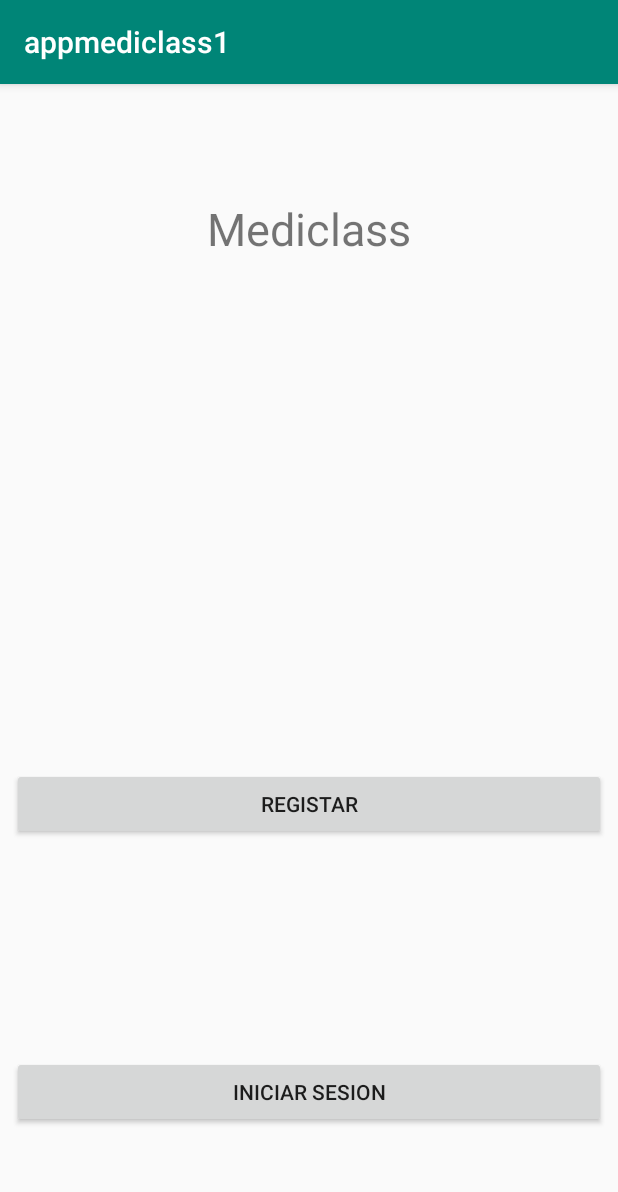
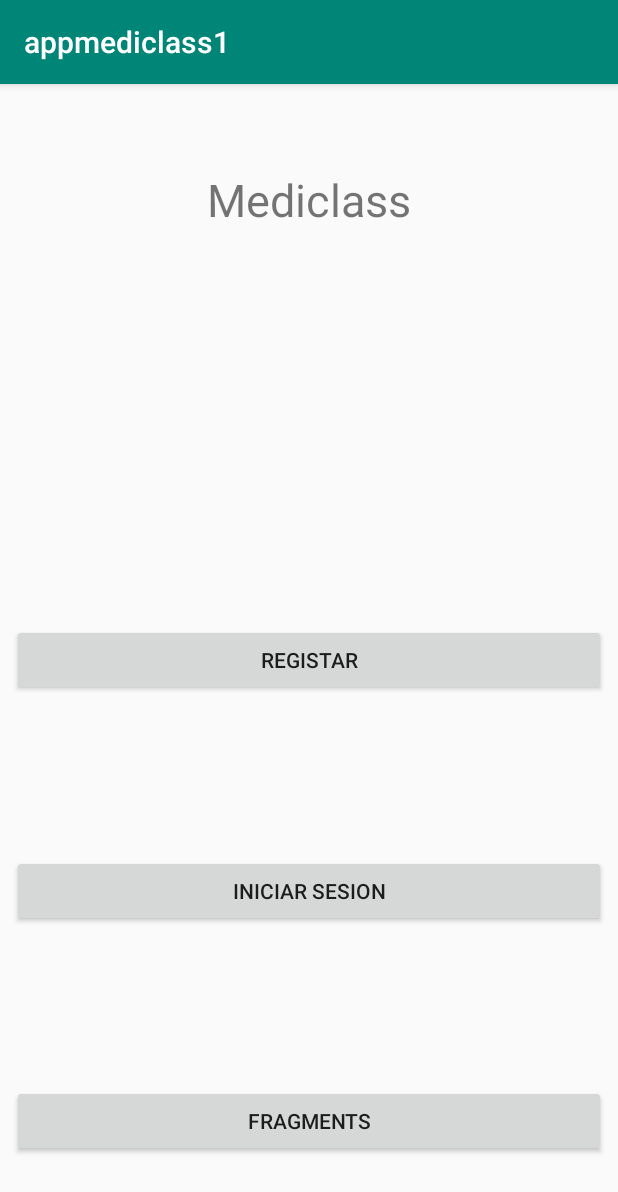
Before and after one commit to seObando19/appmediclass1, an Android app: the screen it shows after launch (MainActivity), on a phone screen of 412 x 824 dp. Shown: the top 1192 px of the screen. Run offline under Robolectric (Android 15) with nearby library versions, the phone set to English and light mode, and no system bars.

Commit message:
procesos completos de las actividades: falta +land +fragments +historial del recycler y cardview

```diff
--- a/app/build.gradle
+++ b/app/build.gradle
@@ -28,7 +28,10 @@ dependencies {
     implementation 'com.google.firebase:firebase-messaging:17.6.0'
     implementation 'com.google.firebase:firebase-auth:16.2.1'
     implementation 'com.google.firebase:firebase-firestore:18.2.0'
+    implementation 'com.android.support:recyclerview-v7:28.0.0'
+
 
     androidTestImplementation 'com.android.support.test.espresso:espresso-core:3.0.2'
+    implementation 'com.android.support:recyclerview-v7:28.0.0'
 }
 apply plugin: 'com.google.gms.google-services'
--- a/app/src/main/java/com/example/appmediclass1/MainActivity.java
+++ b/app/src/main/java/com/example/appmediclass1/MainActivity.java
@@ -22,4 +22,9 @@ public class MainActivity extends AppCompatActivity {
         Intent intent=new Intent(MainActivity.this, Activity_ingresar.class);
         startActivity(intent);
     }
+
+    public void fragment(View view) {
+        Intent intent=new Intent(MainActivity.this,Activity_fragments.class);
+        startActivity(intent);
+    }
 }
--- a/app/src/main/res/layout/activity_main.xml
+++ b/app/src/main/res/layout/activity_main.xml
@@ -80,7 +80,7 @@
         android:layout_height="wrap_content"
         android:orientation="horizontal"
         app:layout_constraintGuide_begin="20dp"
-        app:layout_constraintGuide_percent="0.25"
+        app:layout_constraintGuide_percent="0.2"
         />
     <android.support.constraint.Guideline
         android:id="@+id/guideline3"
@@ -88,7 +88,7 @@
         android:layout_height="wrap_content"
         android:orientation="horizontal"
         app:layout_constraintGuide_begin="20dp"
-        app:layout_constraintGuide_percent="0.50"
+        app:layout_constraintGuide_percent="0.4"
         />
 
     <android.support.constraint.Guideline
@@ -97,9 +97,17 @@
         android:layout_height="wrap_content"
         android:orientation="horizontal"
         app:layout_constraintGuide_begin="715dp"
-        app:layout_constraintGuide_percent="0.75" />
+        app:layout_constraintGuide_percent="0.6" />
     <android.support.constraint.Guideline
         android:id="@+id/guideline5"
+        android:layout_width="wrap_content"
+        android:layout_height="wrap_content"
+        android:orientation="horizontal"
+        app:layout_constraintGuide_begin="20dp"
+        app:layout_constraintGuide_percent="0.8"
+        />
+    <android.support.constraint.Guideline
+        android:id="@+id/guideline6"
         android:layout_width="wrap_content"
         android:layout_height="wrap_content"
         android:orientation="horizontal"
@@ -107,4 +115,19 @@
         app:layout_constraintGuide_percent="1"
         />
 
+    <Button
+        android:id="@+id/btnFragment"
+        android:layout_width="0dp"
+        android:layout_height="wrap_content"
+        android:layout_marginStart="8dp"
+        android:layout_marginTop="8dp"
+        android:layout_marginEnd="8dp"
+        android:layout_marginBottom="8dp"
+        android:text="Fragments"
+        android:onClick="fragment"
+        app:layout_constraintBottom_toBottomOf="parent"
+        app:layout_constraintEnd_toEndOf="parent"
+        app:layout_constraintStart_toStartOf="parent"
+        app:layout_constraintTop_toTopOf="@+id/guideline5" />
+
 </android.support.constraint.ConstraintLayout>
--- a/app/src/main/res/layout/activity_splash.xml
+++ b/app/src/main/res/layout/activity_splash.xml
@@ -18,6 +18,6 @@
         app:layout_constraintEnd_toEndOf="parent"
         app:layout_constraintStart_toStartOf="parent"
         app:layout_constraintTop_toTopOf="parent"
-        app:srcCompat="@drawable/usuario" />
+        app:srcCompat="@drawable/newImage" />
 
 </android.support.constraint.ConstraintLayout>
```
Also changed, not shown: app/src/main/AndroidManifest.xml (+6 -4 lines), app/src/main/java/com/example/appmediclass1/Activity_citas.java (+21 -3 lines), app/src/main/java/com/example/appmediclass1/Activity_fragments.java (added, +13 -0 lines), app/src/main/java/com/example/appmediclass1/Activitycitas_history.java (added, +13 -0 lines), app/src/main/res/layout/activity_activitycitas_history.xml (added, +59 -0 lines), app/src/main/res/layout/activity_fragments.xml (added, +9 -0 lines), app/src/main/res/layout/item_lisactivity.xml (added, +61 -0 lines), app/src/main/res/drawable/newImage.jpeg (added).
